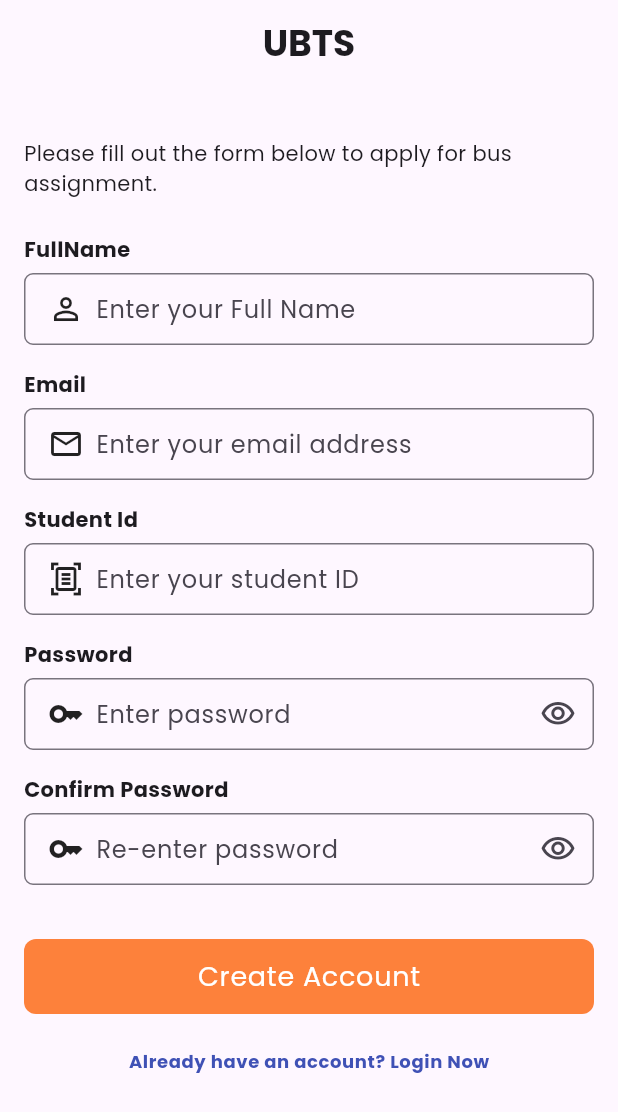
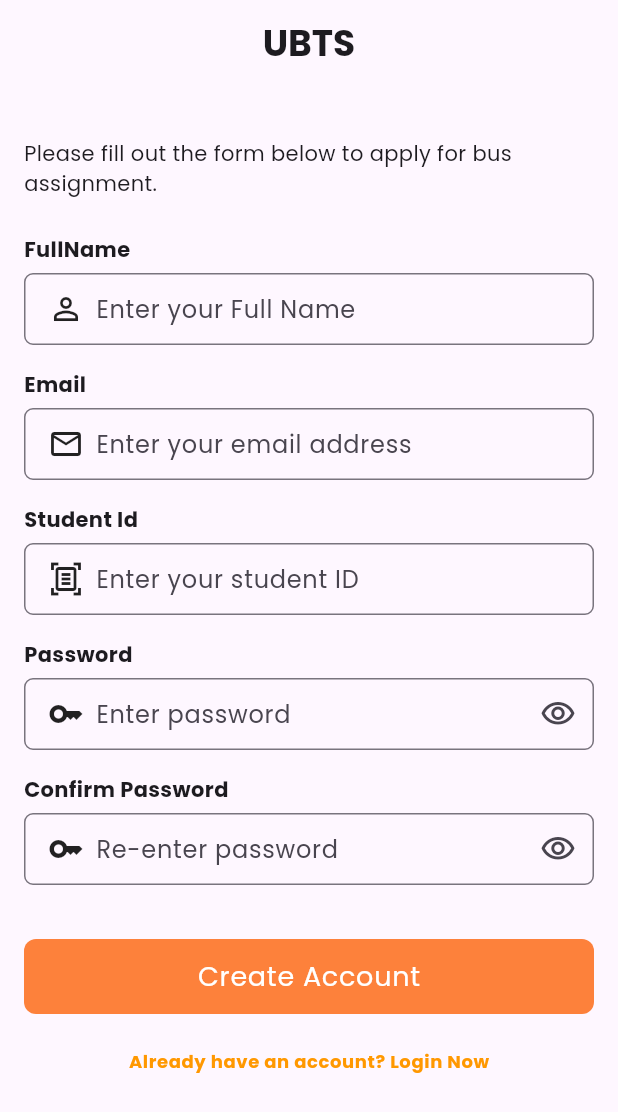
Before and after one commit to itsakhlaqahmed/ubts_fyp, a Flutter app: the screen it shows after launch, after a tap on "Skip", on a phone screen of 412 x 824 dp. Shown: the top 1112 px of the screen. Run offline on Flutter 3.47's test engine with Material 3 defaults, Android fonts, the phone set to English and light mode, and no system bars; drawn by our look-alikes of flutter_animate; our stand-ins replace cloud_firestore, email_validator, firebase_auth, firebase_core, geocoding, google_fonts and 4 more; accounts and stored records are empty.

Commit message:
update theme/animations

```diff
--- a/lib/main.dart
+++ b/lib/main.dart
@@ -24,7 +24,7 @@ Future<void> main() async {
 }
 
 var lightTheme = ThemeData.light().colorScheme.copyWith(
-      primary: Color(0xFFFD813B),
+      primary: const Color(0xFFFD813B),
     );
 
 class MainApp extends StatelessWidget {
@@ -35,7 +35,10 @@ class MainApp extends StatelessWidget {
   @override
   Widget build(BuildContext context) {
     return MaterialApp(
-      theme: ThemeData(textTheme: GoogleFonts.getTextTheme('Poppins')),
+      theme: ThemeData(
+        textTheme: GoogleFonts.getTextTheme('Poppins'),
+        colorScheme: lightTheme,
+      ),
       home: const Onboarding(),
     );
   }
--- a/lib/pages/login.dart
+++ b/lib/pages/login.dart
@@ -96,7 +96,7 @@ class LoginPage extends StatelessWidget {
                     child: Text(
                       'Don\'t have an account? Create now!',
                       style: Theme.of(context).textTheme.bodySmall!.copyWith(
-                            color: Colors.indigo,
+                            color: Colors.orange,
                             fontWeight: FontWeight.bold,
                           ),
                     ),
--- a/lib/widgets/signup_form.dart
+++ b/lib/widgets/signup_form.dart
@@ -214,7 +214,7 @@ class _SignupFormState extends State<SignupForm> {
             child: Text(
               'Already have an account? Login Now',
               style: Theme.of(context).textTheme.bodySmall!.copyWith(
-                    color: Colors.indigo,
+                    color: Colors.orange,
                     fontWeight: FontWeight.bold,
                   ),
             ),
--- a/pubspec.yaml
+++ b/pubspec.yaml
@@ -18,6 +18,7 @@ dependencies:
   google_fonts: ^6.2.1
   google_maps_flutter: ^2.7.0
   http: ^1.2.2
+  liquid_pull_to_refresh: ^3.0.1
   location: ^7.0.0
   shared_preferences: ^2.2.3
   shimmer: ^3.0.0
```
Also changed, not shown: lib/pages/home.dart (+12 -6 lines), lib/pages/success.dart (+10 -0 lines), lib/widgets/bus_route.dart (+2 -8 lines), lib/widgets/bus_stop.dart (+13 -23 lines), pubspec.lock.
